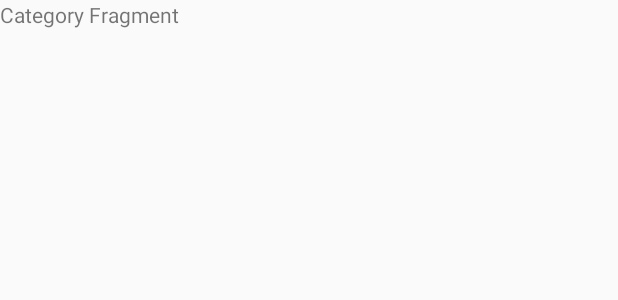
After one commit to darkowlzz/gmsapp, an Android app: the layout fragment_category.xml on its own in the app's theme, with its tools: preview values and no code run, on a phone screen of 412 x 824 dp. The commit adds this screen. Shown: the top 300 px of the screen. Run offline under Robolectric (Android 15) with nearby library versions, the phone set to English and light mode, and no system bars.

```diff
--- a/app/src/main/java/space/darkowlzz/globalmeditationscope/CategoriesFragment.java
+++ b/app/src/main/java/space/darkowlzz/globalmeditationscope/CategoriesFragment.java
@@ -53,4 +53,8 @@ public class CategoriesFragment extends Fragment {
             return getResources().getDrawable(drawable);
         }
     }
+
+    public void foo() {
+
+    }
 }
--- /dev/null
+++ b/app/src/main/res/layout/fragment_category.xml
@@ -0,0 +1,11 @@
+<?xml version="1.0" encoding="utf-8"?>
+<LinearLayout xmlns:android="http://schemas.android.com/apk/res/android"
+    android:orientation="vertical" android:layout_width="match_parent"
+    android:layout_height="match_parent">
+
+    <TextView
+        android:layout_width="wrap_content"
+        android:layout_height="wrap_content"
+        android:text="Category Fragment"/>
+
+</LinearLayout>
```
Also changed, not shown: app/src/main/java/space/darkowlzz/globalmeditationscope/CategoryFragment.java (added, +24 -0 lines), app/src/main/java/space/darkowlzz/globalmeditationscope/MainActivity.java (+34 -1 lines), app/src/main/java/space/darkowlzz/globalmeditationscope/RVGridAdapter.java (+15 -0 lines).
